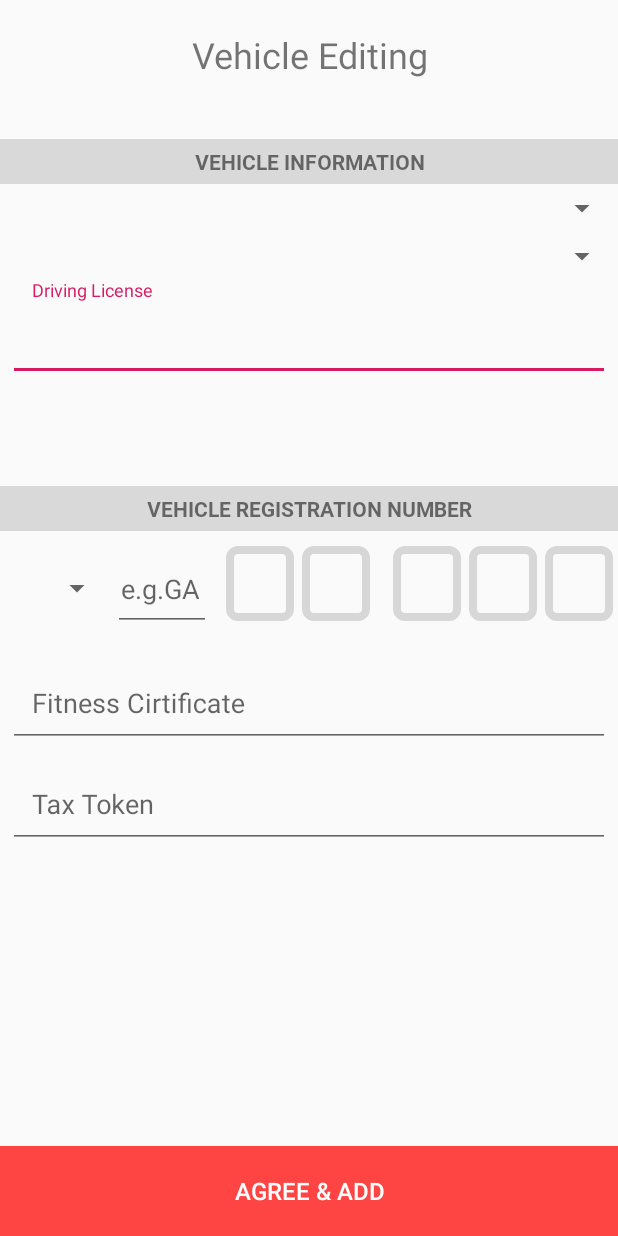
After one commit to hridoy100/ParkInAndroid, an Android app: the layout vehicle_edit_layout.xml on its own in the app's theme, with its tools: preview values and no code run, on a phone screen of 412 x 824 dp. The commit adds this screen. Run offline under Robolectric (Android 15) with nearby library versions, the phone set to English and light mode, and no system bars.

Commit message:
edit vehicle class added

```diff
--- a/app/src/main/java/com/example/parkin/MapActivity.java
+++ b/app/src/main/java/com/example/parkin/MapActivity.java
@@ -112,7 +112,7 @@ public class MapActivity extends FragmentActivity implements OnMapReadyCallback
         }
 
 
-        Location location = new Location(locationManager.getLastKnownLocation());
+        Location location = new Location(locationManager.getLastKnownLocation(LocationManager.GPS_PROVIDER));
         LatLng hall = new LatLng(location.getLatitude(),location.getLongitude());
         mMap.addMarker(new MarkerOptions().position(hall).title("My Location"));
         mMap.moveCamera(CameraUpdateFactory.newLatLngZoom(hall, 15));
--- /dev/null
+++ b/app/src/main/res/layout/vehicle_edit_layout.xml
@@ -0,0 +1,246 @@
+<?xml version="1.0" encoding="utf-8"?>
+<android.support.constraint.ConstraintLayout
+    xmlns:android="http://schemas.android.com/apk/res/android"
+    xmlns:app="http://schemas.android.com/apk/res-auto"
+    android:layout_width="match_parent"
+    android:layout_height="match_parent">
+
+    <LinearLayout
+        android:id="@+id/linLayout1"
+        android:layout_width="match_parent"
+        android:layout_height="match_parent"
+        android:orientation="vertical"
+        app:layout_constraintEnd_toStartOf="parent"
+        app:layout_constraintTop_toTopOf="parent"
+        >
+        <TextView
+            android:layout_width="match_parent"
+            android:layout_height="wrap_content"
+            android:text="Vehicle Editing"
+            android:textSize="24sp"
+            android:gravity="center"
+            android:layout_marginTop="20sp"/>
+        <LinearLayout
+            android:layout_width="match_parent"
+            android:layout_height="wrap_content"
+            android:orientation="vertical"
+            android:layout_marginTop="40dp">
+            <TextView
+                android:layout_width="match_parent"
+                android:layout_height="30dp"
+                android:text="VEHICLE INFORMATION"
+                android:gravity="center"
+                android:fontFamily="@font/roboto_bold"
+                android:background="#d9d9d9"/>
+            <Spinner
+                android:id="@+id/type"
+                android:layout_width="match_parent"
+                android:layout_height="wrap_content"
+                android:paddingLeft="16dp"
+                android:paddingTop="16dp"
+                android:paddingRight="16dp"
+                android:paddingBottom="16dp" />
+
+            <Spinner
+                android:id="@+id/manufacturer"
+                android:layout_width="match_parent"
+                android:layout_height="wrap_content"
+                android:paddingLeft="16dp"
+                android:paddingTop="16dp"
+                android:paddingRight="16dp"
+                android:paddingBottom="16dp" />
+            <android.support.design.widget.TextInputLayout
+                android:layout_width="match_parent"
+                android:layout_height="wrap_content"
+                >
+            <EditText
+                android:id="@+id/vehicleLicenseNo"
+                android:layout_width="match_parent"
+                android:layout_height="wrap_content"
+
+                android:hint="Driving License"
+                android:inputType="text"
+                android:paddingLeft="16dp"
+                android:paddingTop="16dp"
+                android:paddingRight="16dp"
+                android:paddingBottom="16dp"
+                android:layout_marginLeft="5dp"
+                android:layout_marginRight="5dp"/>
+            </android.support.design.widget.TextInputLayout>
+        </LinearLayout>
+
+        <LinearLayout
+            android:layout_marginTop="50dp"
+            android:paddingTop="20dp"
+            android:layout_width="match_parent"
+            android:layout_height="wrap_content"
+            android:orientation="vertical">
+            <TextView
+                android:layout_width="match_parent"
+                android:layout_height="30dp"
+                android:text="VEHICLE REGISTRATION NUMBER"
+                android:gravity="center"
+                android:fontFamily="@font/roboto_bold"
+                android:background="#d9d9d9"/>
+            <LinearLayout
+                android:paddingTop="10dp"
+                android:paddingBottom="10dp"
+                android:layout_width="match_parent"
+                android:layout_height="wrap_content"
+                android:orientation="horizontal">
+                <Spinner
+                    android:id="@+id/areaCode"
+                    android:layout_width="75dp"
+                    android:layout_height="wrap_content"
+                    android:paddingLeft="16dp"
+                    android:dropDownWidth="300dp"
+                    android:paddingTop="16dp"
+                    android:paddingRight="16dp"
+                    android:paddingBottom="16dp"
+                    android:layout_gravity="center_vertical"/>
+                <EditText
+                    android:id="@+id/vehicleCode"
+                    android:layout_width="65dp"
+                    android:layout_height="wrap_content"
+
+                    android:hint="e.g.GA"
+                    android:inputType="text"
+                    android:paddingLeft="5dp"
+                    android:paddingTop="16dp"
+                    android:paddingRight="5dp"
+                    android:paddingBottom="16dp" />
+
+                <EditText
+                    android:id="@+id/vehicleCode1"
+                    android:layout_width="45dp"
+                    android:layout_height="50dp"
+                    android:digits="123456789"
+                    android:inputType="number"
+                    android:maxLength="1"
+                    android:paddingLeft="16dp"
+                    android:paddingTop="16dp"
+                    android:background="@drawable/custom_edit_text"
+                    android:paddingRight="16dp"
+                    android:paddingBottom="16dp"
+                    android:layout_marginLeft="10dp"/>
+                <EditText
+                    android:id="@+id/vehicleCode2"
+                    android:layout_width="45dp"
+                    android:layout_height="50dp"
+                    android:digits="123456789"
+                    android:inputType="number"
+                    android:maxLength="1"
+                    android:paddingLeft="16dp"
+                    android:paddingTop="16dp"
+                    android:background="@drawable/custom_edit_text"
+                    android:paddingRight="16dp"
+                    android:paddingBottom="16dp"
+                    android:layout_marginLeft="5dp"
+                    />
+                <View
+                    android:layout_width="10dp"
+                    android:layout_height="50dp" />
+                <EditText
+                    android:id="@+id/vehicleCode3"
+                    android:layout_width="45dp"
+                    android:layout_height="50dp"
+                    android:digits="123456789"
+                    android:inputType="number"
+                    android:maxLength="1"
+                    android:paddingLeft="16dp"
+                    android:paddingTop="16dp"
+                    android:background="@drawable/custom_edit_text"
+                    android:paddingRight="16dp"
+                    android:paddingBottom="16dp"
+                    android:layout_marginLeft="5dp"
+                    />
+                <EditText
+                android:id="@+id/vehicleCode4"
+                android:layout_width="45dp"
+                android:layout_height="50dp"
+                android:digits="123456789"
+                android:inputType="number"
+                android:maxLength="1"
+                android:paddingLeft="16dp"
+                android:paddingTop="16dp"
+                android:background="@drawable/custom_edit_text"
+                android:paddingRight="16dp"
+                android:paddingBottom="16dp"
+                android:layout_marginLeft="5dp"
+                />
+                <EditText
+                android:id="@+id/vehicleCode5"
+                android:layout_width="45dp"
+                android:layout_height="50dp"
+                android:digits="123456789"
+                android:inputType="number"
+                android:maxLength="1"
+                android:paddingLeft="16dp"
+                android:paddingTop="16dp"
+                android:background="@drawable/custom_edit_text"
+                android:paddingRight="16dp"
+                android:paddingBottom="16dp"
+                android:layout_marginLeft="5dp"
+                />
+            </LinearLayout>
+            <android.support.design.widget.TextInputLayout
+                android:layout_width="match_parent"
+                android:layout_height="wrap_content">
+            <EditText
+                android:id="@+id/fitness"
+                android:layout_width="match_parent"
+                android:layout_height="wrap_content"
+
+                android:hint="Fitness Cirtificate"
+                android:inputType="text"
+                android:paddingLeft="16dp"
+                android:paddingTop="16dp"
+                android:paddingRight="16dp"
+                android:paddingBottom="16dp"
+                android:layout_marginRight="5dp"
+                android:layout_marginLeft="5dp"/>
+            </android.support.design.widget.TextInputLayout>
+            <android.support.design.widget.TextInputLayout
+                android:layout_width="match_parent"
+                android:layout_height="wrap_content">
+            <EditText
+                android:id="@+id/tax"
+                android:layout_width="match_parent"
+                android:layout_height="wrap_content"
+
+                android:hint="Tax Token"
+                android:inputType="text"
+                android:paddingLeft="16dp"
+                android:paddingTop="16dp"
+                android:paddingRight="16dp"
+                android:paddingBottom="16dp"
+                android:layout_marginLeft="5dp"
+                android:layout_marginRight="5dp"/>
+            </android.support.design.widget.TextInputLayout>
+
+        </LinearLayout>
+
+        <LinearLayout
+            android:layout_width="match_parent"
+            android:layout_height="match_parent"
+            android:layout_gravity="bottom"
+            android:gravity="bottom"
+            android:orientation="horizontal">
+
+            <Button
+                android:id="@+id/agree"
+                android:layout_width="match_parent"
+                android:layout_height="60dp"
+                android:layout_gravity="bottom"
+                android:background="@android:color/holo_red_light"
+                android:gravity="center"
+                android:text="Agree &amp; Add"
+                android:textColor="@android:color/white"
+                android:textSize="16sp"
+                app:layout_constraintEnd_toEndOf="parent"
+                app:layout_constraintTop_toBottomOf="@id/linLayout1"
+                android:onClick="addVehicle"/>
+        </LinearLayout>
+    </LinearLayout>
+
+</android.support.constraint.ConstraintLayout>
```
Also changed, not shown: app/src/main/java/com/example/parkin/DB/CommunicateWithPhp.java (+54 -0 lines), app/src/main/java/com/example/parkin/VehicleEditActivity.java (added, +181 -0 lines), app/src/main/res/layout/activity_home.xml (indentation only).
